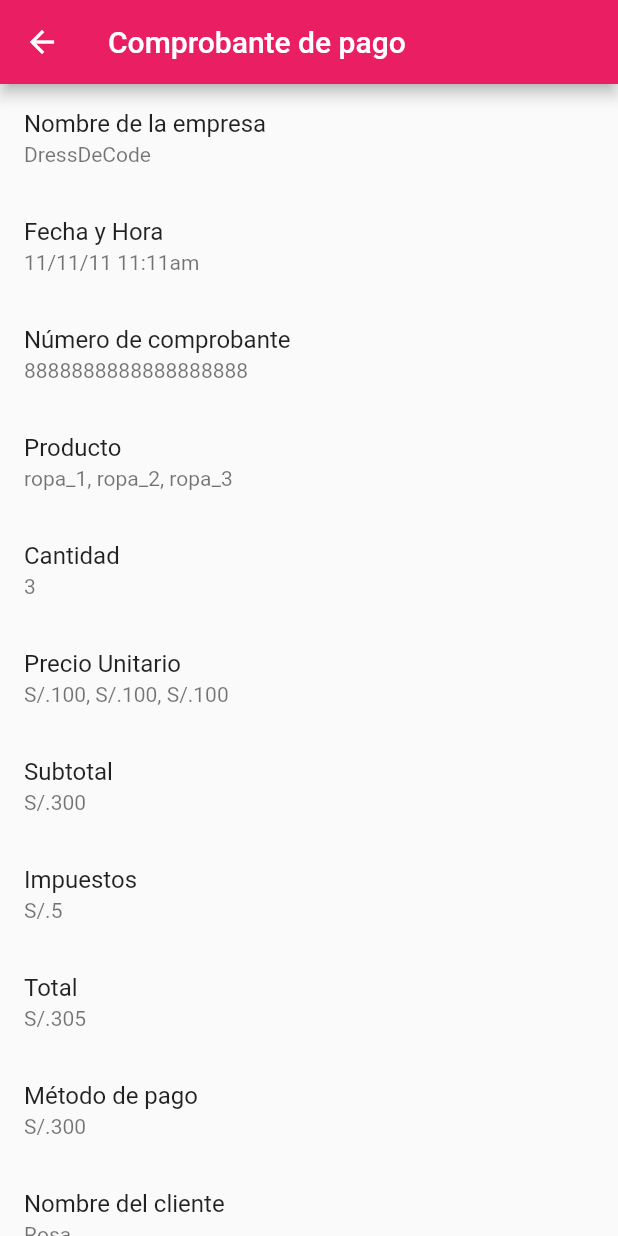
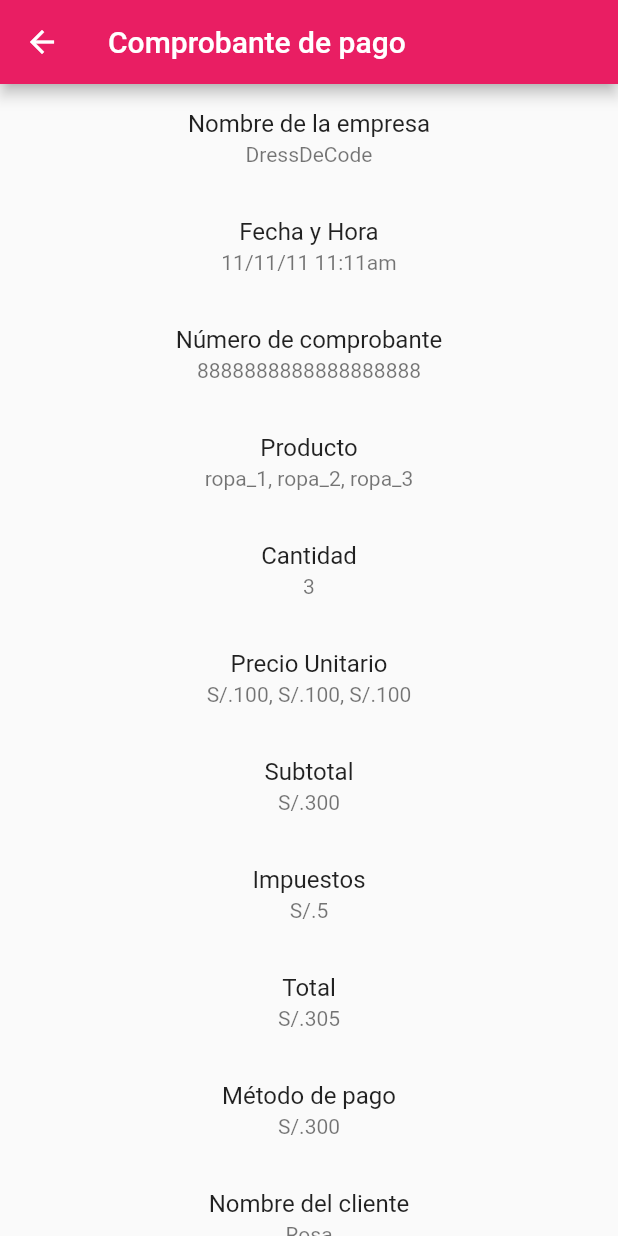
Before and after one commit to Jankarurosu/DressDeCode, a Flutter app: the Voucher screen opened directly, on a phone screen of 412 x 824 dp. Run offline on Flutter 3.47's test engine with Material 2 defaults, Android fonts, the phone set to English and light mode, and no system bars.

Commit message:
Página Voucher terminada

```diff
--- a/dressdecode/lib/views/shoppingCart.dart
+++ b/dressdecode/lib/views/shoppingCart.dart
@@ -147,17 +147,17 @@ class CartItem extends StatelessWidget {
                 mainAxisAlignment: MainAxisAlignment.spaceEvenly,
                 children: <Widget>[
                   IconButton(
-                    icon: Icon(Icons.remove),
+                    icon: Icon(Icons.remove, color: Colors.white),
                     onPressed: () {
                       // Lógica para reducir la cantidad
                     },
                   ),
                   Text(
                     '1', // Reemplazar por la cantidad actual
-                    style: TextStyle(fontSize: 14.0),
+                    style: TextStyle(fontSize: 14.0, color: Colors.white),
                   ),
                   IconButton(
-                    icon: Icon(Icons.add),
+                    icon: Icon(Icons.add, color: Colors.white),
                     onPressed: () {
                       // Lógica para aumentar la cantidad
                     },
--- a/dressdecode/lib/views/voucher.dart
+++ b/dressdecode/lib/views/voucher.dart
@@ -17,58 +17,60 @@ class _VoucherState extends State<Voucher> {
       body: ListView(
         children: [
           ListTile(
-            title: Text('Nombre de la empresa'),
-            subtitle: Text('DressDeCode'),
+            title: Text('Nombre de la empresa', textAlign: TextAlign.center),
+            subtitle: Text('DressDeCode', textAlign: TextAlign.center),
           ),
           ListTile(
-            title: Text('Fecha y Hora'),
-            subtitle: Text('11/11/11 11:11am'),
+            title: Text('Fecha y Hora', textAlign: TextAlign.center),
+            subtitle: Text('11/11/11 11:11am', textAlign: TextAlign.center),
           ),
           ListTile(
-            title: Text('Número de comprobante'),
-            subtitle: Text('8888888888888888888'),
+            title: Text('Número de comprobante', textAlign: TextAlign.center),
+            subtitle: Text('8888888888888888888', textAlign: TextAlign.center),
           ),
           ListTile(
-            title: Text('Producto'),
-            subtitle: Text('ropa_1, ropa_2, ropa_3'),
+            title: Text('Producto', textAlign: TextAlign.center),
+            subtitle:
+                Text('ropa_1, ropa_2, ropa_3', textAlign: TextAlign.center),
           ),
           ListTile(
-            title: Text('Cantidad'),
-            subtitle: Text('3'),
+            title: Text('Cantidad', textAlign: TextAlign.center),
+            subtitle: Text('3', textAlign: TextAlign.center),
           ),
           ListTile(
-            title: Text('Precio Unitario'),
-            subtitle: Text('S/.100, S/.100, S/.100'),
+            title: Text('Precio Unitario', textAlign: TextAlign.center),
+            subtitle:
+                Text('S/.100, S/.100, S/.100', textAlign: TextAlign.center),
           ),
           ListTile(
-            title: Text('Subtotal'),
-            subtitle: Text('S/.300'),
+            title: Text('Subtotal', textAlign: TextAlign.center),
+            subtitle: Text('S/.300', textAlign: TextAlign.center),
           ),
           ListTile(
-            title: Text('Impuestos'),
-            subtitle: Text('S/.5'),
+            title: Text('Impuestos', textAlign: TextAlign.center),
+            subtitle: Text('S/.5', textAlign: TextAlign.center),
           ),
           ListTile(
-            title: Text('Total'),
-            subtitle: Text('S/.305'),
+            title: Text('Total', textAlign: TextAlign.center),
+            subtitle: Text('S/.305', textAlign: TextAlign.center),
           ),
           ListTile(
-            title: Text('Método de pago'),
-            subtitle: Text('S/.300'),
+            title: Text('Método de pago', textAlign: TextAlign.center),
+            subtitle: Text('S/.300', textAlign: TextAlign.center),
           ),
           ListTile(
-            title: Text('Nombre del cliente'),
-            subtitle: Text('Rosa'),
+            title: Text('Nombre del cliente', textAlign: TextAlign.center),
+            subtitle: Text('Rosa', textAlign: TextAlign.center),
           ),
           ListTile(
-            title: Text("Canal de atención"),
-            subtitle: Text('+51 999 999 999'),
+            title: Text("Canal de atención", textAlign: TextAlign.center),
+            subtitle: Text('+51 999 999 999', textAlign: TextAlign.center),
           ),
           SizedBox(height: 16.0),
-          Container(
-            width: double.infinity,
-            height: 40,
-            margin: EdgeInsets.symmetric(horizontal: 50),
+          Padding(
+            padding: EdgeInsets.only(bottom: 16.0),
+            child: Align(
+              alignment: Alignment.bottomCenter,
               child: ElevatedButton(
                 onPressed: () {
                   Navigator.push(
@@ -78,17 +80,18 @@ class _VoucherState extends State<Voucher> {
                 },
                 style: ElevatedButton.styleFrom(
                   shape: RoundedRectangleBorder(
-                  borderRadius: BorderRadius.circular(30),
+                    borderRadius: BorderRadius.circular(25),
                   ),
                 ),
                 child: Text(
                   'Aceptar',
                   style: TextStyle(
-                  fontSize: 20,
+                    fontSize: 15, // Ajusta el tamaño del texto del botón aquí
                   ),
                 ),
               ),
-          )
+            ),
+          ),
         ],
       ),
     );
```
Lines whose indentation alone changed are shown as unchanged.
